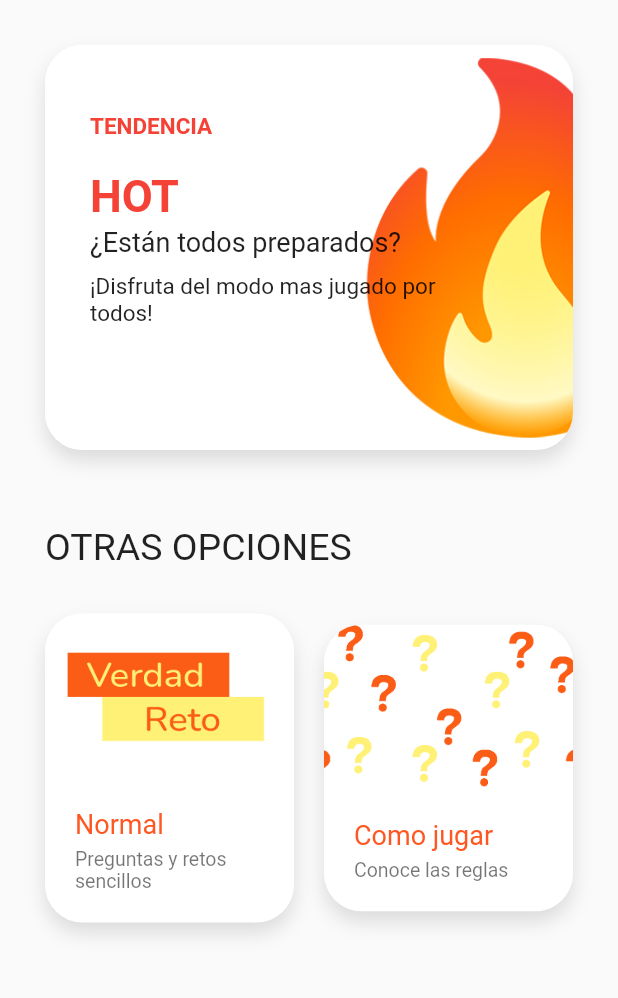
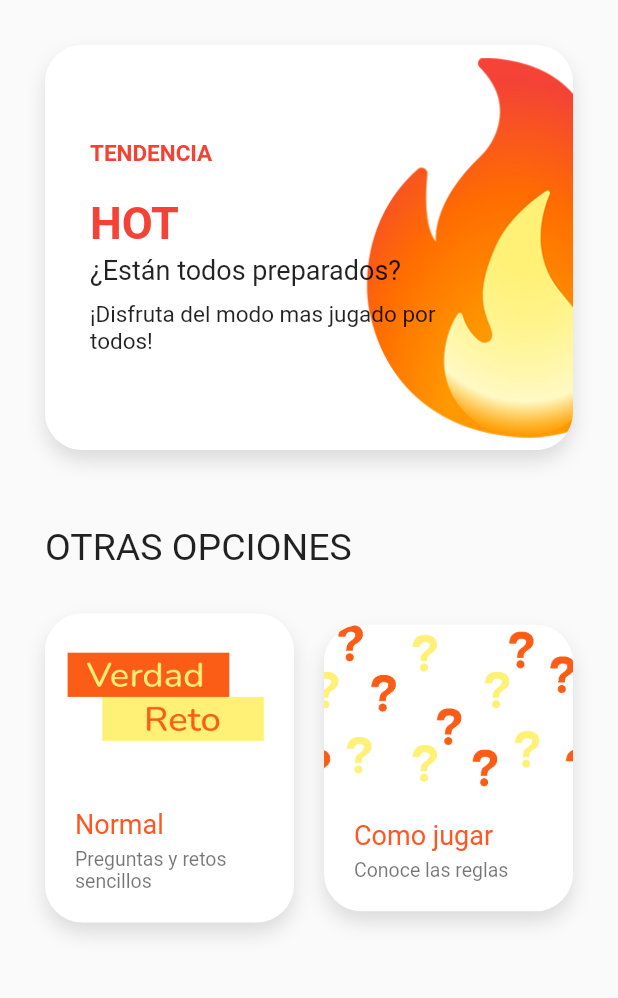
Before and after one commit to jvngarcia/verdad_reto_app, a Flutter app: the screen it shows after launch, on a phone screen of 412 x 824 dp, the part 84-1082 px from its top. Run offline on Flutter 3.47's test engine with Material 2 defaults, Android fonts, the phone set to English and light mode, and no system bars.

Commit message:
Ajuste de textos

```diff
--- a/lib/src/widgets/item_principal_menu_widget.dart
+++ b/lib/src/widgets/item_principal_menu_widget.dart
@@ -23,7 +23,6 @@ class ItemPrincipalMenu extends StatelessWidget {
       child: Container(
         margin: const EdgeInsets.only(top: 30, bottom: 30),
         width: double.infinity,
-        height: 270,
         decoration: _cardBorders(),
         child: InkWell(
           borderRadius: BorderRadius.circular(25),
@@ -73,9 +72,8 @@ class _ItemDetails extends StatelessWidget {
     return Padding(
       padding: const EdgeInsets.only(right: 30),
       child: Container(
-        padding: const EdgeInsets.symmetric(horizontal: 30, vertical: 10),
+        padding: const EdgeInsets.symmetric(horizontal: 30, vertical: 40),
         width: double.infinity,
-        height: 200,
         child: Column(
           crossAxisAlignment: CrossAxisAlignment.start,
           children: [
```
